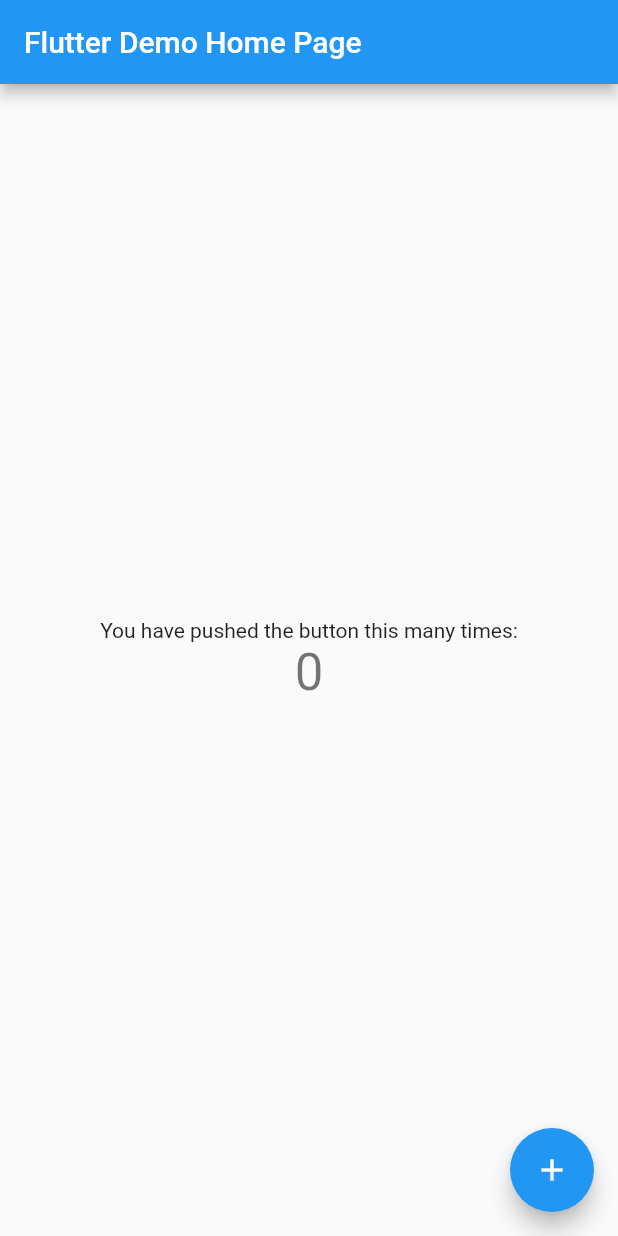
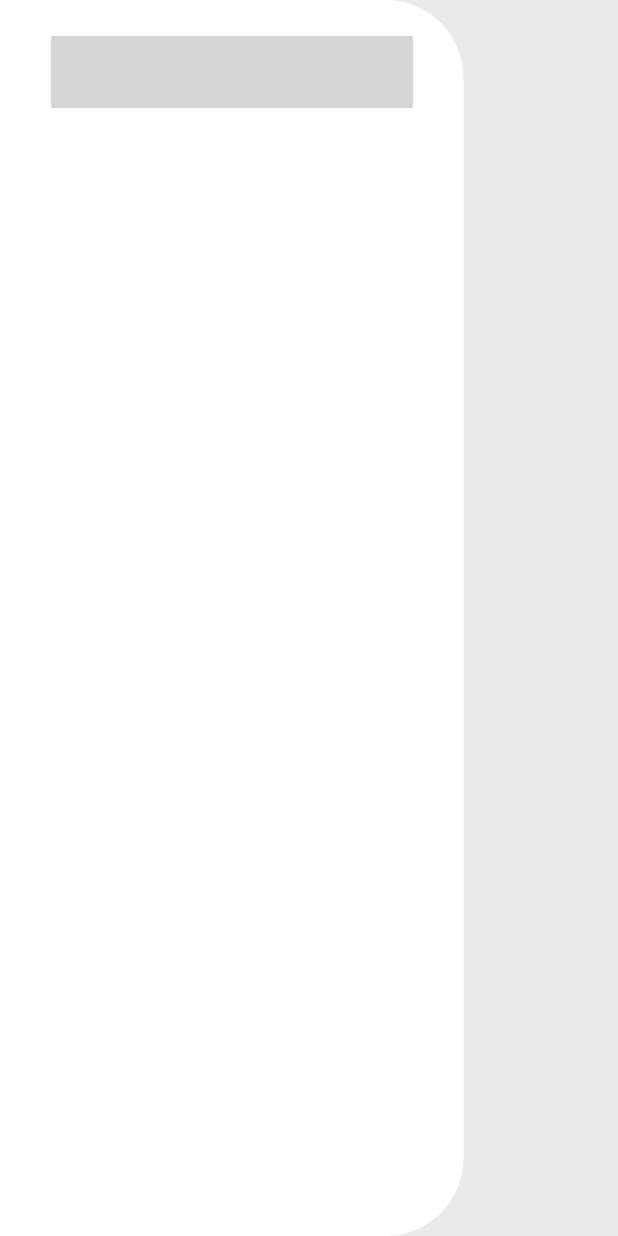
Before and after one commit to MaideAkdede/movies-flutter, a Flutter app: the screen it shows after launch, on a phone screen of 412 x 824 dp. Run offline on Flutter 3.47's test engine with Material 2 defaults, Android fonts, the phone set to English and light mode, and no system bars; statements that could not run were skipped; grey boxes are pictures that could not be loaded.

Commit message:
rendre parametrable (pas fini)

```diff
--- a/lib/main.dart
+++ b/lib/main.dart
@@ -1,4 +1,6 @@
 import 'package:flutter/material.dart';
+import 'package:movies/constants.dart';
+import 'package:movies/screens/sidebar.dart';
 
 void main() {
   runApp(const MyApp());
@@ -11,105 +13,15 @@
   @override
   Widget build(BuildContext context) {
     return MaterialApp(
+      debugShowCheckedModeBanner: false,
       title: 'Flutter Demo',
       theme: ThemeData(
-        // This is the theme of your application.
-        //
-        // Try running your application with "flutter run". You'll see the
-        // application has a blue toolbar. Then, without quitting the app, try
-        // changing the primarySwatch below to Colors.green and then invoke
-        // "hot reload" (press "r" in the console where you ran "flutter run",
-        // or simply save your changes to "hot reload" in a Flutter IDE).
-        // Notice that the counter didn't reset back to zero; the application
-        // is not restarted.
         primarySwatch: Colors.blue,
       ),
-      home: const MyHomePage(title: 'Flutter Demo Home Page'),
+      home: Scaffold(
+        body: SideBar(),
+        backgroundColor: mainBackgroundColor,
+      ),
     );
   }
 }
-
-class MyHomePage extends StatefulWidget {
-  const MyHomePage({Key? key, required this.title}) : super(key: key);
-
-  // This widget is the home page of your application. It is stateful, meaning
-  // that it has a State object (defined below) that contains fields that affect
-  // how it looks.
-
-  // This class is the configuration for the state. It holds the values (in this
-  // case the title) provided by the parent (in this case the App widget) and
-  // used by the build method of the State. Fields in a Widget subclass are
-  // always marked "final".
-
-  final String title;
-
-  @override
-  State<MyHomePage> createState() => _MyHomePageState();
-}
-
-class _MyHomePageState extends State<MyHomePage> {
-  int _counter = 0;
-
-  void _incrementCounter() {
-    setState(() {
-      // This call to setState tells the Flutter framework that something has
-      // changed in this State, which causes it to rerun the build method below
-      // so that the display can reflect the updated values. If we changed
-      // _counter without calling setState(), then the build method would not be
-      // called again, and so nothing would appear to happen.
-      _counter++;
-    });
-  }
-
-  @override
-  Widget build(BuildContext context) {
-    // This method is rerun every time setState is called, for instance as done
-    // by the _incrementCounter method above.
-    //
-    // The Flutter framework has been optimized to make rerunning build methods
-    // fast, so that you can just rebuild anything that needs updating rather
-    // than having to individually change instances of widgets.
-    return Scaffold(
-      appBar: AppBar(
-        // Here we take the value from the MyHomePage object that was created by
-        // the App.build method, and use it to set our appbar title.
-        title: Text(widget.title),
-      ),
-      body: Center(
-        // Center is a layout widget. It takes a single child and positions it
-        // in the middle of the parent.
-        child: Column(
-          // Column is also a layout widget. It takes a list of children and
-          // arranges them vertically. By default, it sizes itself to fit its
-          // children horizontally, and tries to be as tall as its parent.
-          //
-          // Invoke "debug painting" (press "p" in the console, choose the
-          // "Toggle Debug Paint" action from the Flutter Inspector in Android
-          // Studio, or the "Toggle Debug Paint" command in Visual Studio Code)
-          // to see the wireframe for each widget.
-          //
-          // Column has various properties to control how it sizes itself and
-          // how it positions its children. Here we use mainAxisAlignment to
-          // center the children vertically; the main axis here is the vertical
-          // axis because Columns are vertical (the cross axis would be
-          // horizontal).
-          mainAxisAlignment: MainAxisAlignment.center,
-          children: <Widget>[
-            const Text(
-              'You have pushed the button this many times:',
-            ),
-            Text(
-              '$_counter',
-              style: Theme.of(context).textTheme.headline4,
-            ),
-          ],
-        ),
-      ),
-      floatingActionButton: FloatingActionButton(
-        onPressed: _incrementCounter,
-        tooltip: 'Increment',
-        child: const Icon(Icons.add),
-      ), // This trailing comma makes auto-formatting nicer for build methods.
-    );
-  }
-}
--- /dev/null
+++ b/lib/screens/sidebar.dart
@@ -0,0 +1,35 @@
+import 'package:flutter/material.dart';
+import 'package:movies/constants.dart';
+
+class SideBar extends StatefulWidget {
+  const SideBar({Key? key}) : super(key: key);
+
+  @override
+  _SideBarState createState() => _SideBarState();
+}
+
+class _SideBarState extends State<SideBar> {
+  @override
+  Widget build(BuildContext context) {
+    return Container(
+      decoration: const BoxDecoration(
+        color: Colors.white,
+        borderRadius: BorderRadius.only(
+          topRight: Radius.circular(52),
+          bottomRight: Radius.circular(52),
+        ),
+      ),
+      width: MediaQuery.of(context).size.width * 0.75,
+      child: Padding(
+        padding: const EdgeInsets.symmetric(vertical: 24, horizontal: 34),
+        child: SafeArea(
+          child: Column(
+            children: [
+              Menu
+            ],
+          ),
+        ),
+      ),
+    );
+  }
+}
```
Also changed, not shown: lib/constants.dart (added, +12 -0 lines), lib/partiels/menu_item.dart (added, +36 -0 lines), lib/screens/home_screen.dart (added, +15 -0 lines), 1 other file.
